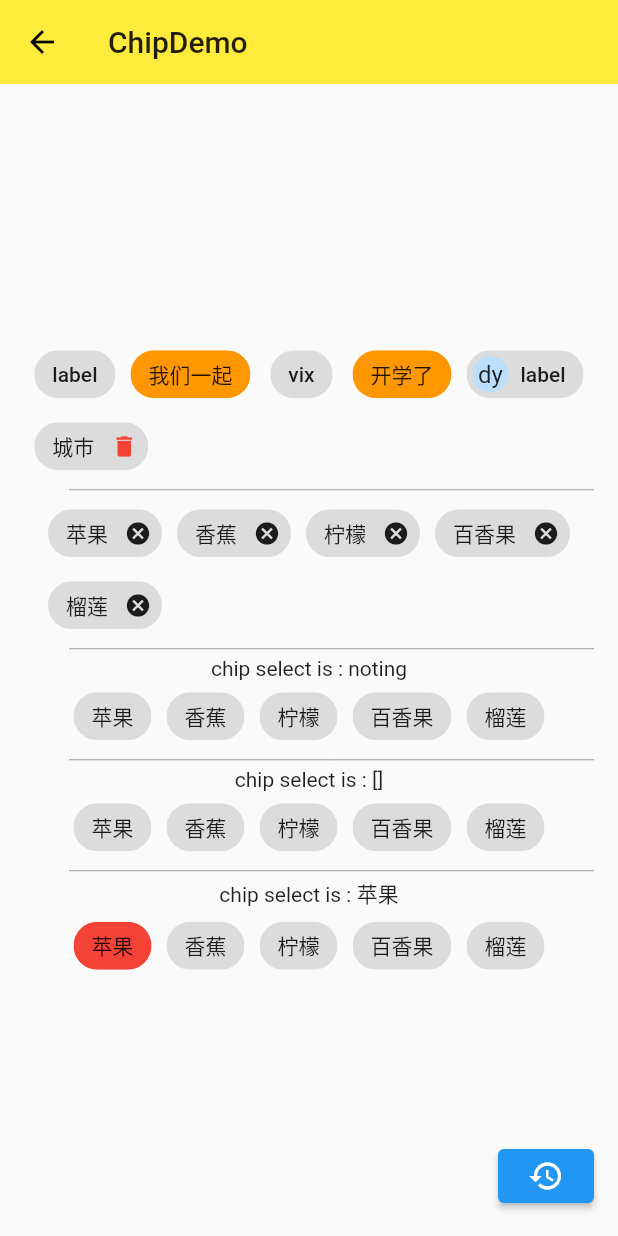
After one commit to VixHi/dy_flutter, a Flutter app: the screen it shows after launch, after a tap on "DYChipDemo", on a phone screen of 412 x 824 dp. The commit adds this screen. Run offline on Flutter 3.47's test engine with Material 2 defaults, Android fonts, the phone set to English and light mode, and no system bars; missing offline and left inert: dart:ffi.

Commit message:
chip 小组件练习

```diff
--- /dev/null
+++ b/lib/view/dy_chip_demo.dart
@@ -0,0 +1,165 @@
+import 'package:flutter/material.dart';
+
+class DYChipDemo extends StatefulWidget {
+  @override
+  _DYChipDemoState createState() => _DYChipDemoState();
+}
+
+class _DYChipDemoState extends State<DYChipDemo> {
+  List<String> chips = ['苹果', '香蕉', '柠檬', '百香果', '榴莲'];
+  String selectChip = 'noting';
+  List<String> filterChips = [];
+  String choiceChip = '苹果';
+  @override
+  Widget build(BuildContext context) {
+    return Scaffold(
+      appBar: AppBar(
+        title: Text('ChipDemo'),
+        elevation: 0.0,
+      ),
+      body: Container(
+        padding: EdgeInsets.all(16),
+        child: Column(
+          mainAxisAlignment: MainAxisAlignment.center,
+          children: [
+            Wrap(
+              //  mainAxisAlignment: MainAxisAlignment.center,
+              spacing: 10,
+              runSpacing: 0,
+              children: [
+                Chip(
+                  label: Text('label'),
+                ),
+                Chip(
+                  label: Text('我们一起'),
+                  backgroundColor: Colors.orange,
+                ),
+                Chip(
+                  label: Text('vix'),
+                ),
+                Chip(
+                  label: Text('开学了'),
+                  backgroundColor: Colors.orange,
+                ),
+                Chip(
+                  label: Text('label'),
+                  //  avatar: Text(
+                  //    'dy' ,
+                  //    style: TextStyle(backgroundColor: Colors.grey)
+                  //   ),
+                  avatar: CircleAvatar(
+                    child: Text('dy'),
+                  ),
+                ),
+                Chip(
+                  label: Text("城市"),
+                  onDeleted: () {},
+                  deleteIcon: Icon(Icons.delete),
+                  deleteIconColor: Colors.red,
+                  deleteButtonTooltipMessage: 'Remove this tag',
+                ),
+              ],
+            ),
+            Divider(
+              color: Colors.grey,
+              height: 10,
+              indent: 30,
+            ),
+            Wrap(
+              spacing: 10,
+              children: chips.map((String item) {
+                return Chip(
+                  label: Text(item),
+                  onDeleted: () {
+                    setState(() {
+                      chips.remove(item);
+                    });
+                  },
+                );
+              }).toList(),
+            ),
+            Divider(
+              color: Colors.grey,
+              height: 10,
+              indent: 30,
+            ),
+            Text('chip select is : $selectChip'),
+            Wrap(
+              spacing: 10,
+              children: chips.map((String item) {
+                return ActionChip(
+                  label: Text(item),
+                  onPressed: () {
+                    setState(() {
+                      selectChip = item;
+                    });
+                  },
+                  // onDeleted: () {
+                  //   setState(() {
+                  //     chips.remove(item);
+                  //   });
+                  // },
+                );
+              }).toList(),
+            ),
+            Divider(
+              color: Colors.grey,
+              height: 10,
+              indent: 30,
+            ),
+            Text('chip select is : ${filterChips.toString()}'),
+            Wrap(
+              spacing: 10,
+              children: chips.map((String item) {
+                return FilterChip(
+                  label: Text(item),
+                  selected: filterChips.contains(item),
+                  onSelected: (isSelect) {
+                    setState(() {
+                      if (filterChips.contains(item)) {
+                        filterChips.remove(item);
+                      } else {
+                        filterChips.add(item);
+                      }
+                    });
+                  },
+                );
+              }).toList(),
+            ),
+            Divider(
+              color: Colors.grey,
+              height: 10,
+              indent: 30,
+            ),
+            Text('chip select is : $choiceChip'),
+            Wrap(
+              spacing: 10,
+              children: chips.map((String item) {
+                return ChoiceChip(
+                  selectedColor: Colors.red,
+                  label: Text(item),
+                  selected: choiceChip == item,
+                  onSelected: (isSelect) {
+                    setState(() {
+                      choiceChip = item;
+                    });
+                  },
+                );
+              }).toList(),
+            ),
+          ],
+        ),
+      ),
+      floatingActionButton: ElevatedButton(
+        child: Icon(Icons.restore),
+        onPressed: () {
+          setState(() {
+            chips = ['苹果', '香蕉', '柠檬', '百香果', '榴莲'];
+            filterChips = [];
+            choiceChip = '苹果';
+          });
+        },
+      ),
+    );
+  }
+}
--- a/lib/view/dy_materal_components.dart
+++ b/lib/view/dy_materal_components.dart
@@ -13,6 +13,7 @@ import '../view/dy_slider_demo.dart';
 import '../view/dy_datetime_demo.dart';
 import '../view/dy_simple_dialog_demo.dart';
 import '../view/dy_bottom_sheet_demo.dart';
+import '../view/dy_chip_demo.dart';
 
 class DYMateralComponents extends StatelessWidget {
   @override
@@ -24,6 +25,7 @@ class DYMateralComponents extends StatelessWidget {
       ),
       body: ListView(
         children: [
+          DYListItem(title: 'DYChipDemo', page: DYChipDemo()),
           DYListItem(title: 'ExpansionPanelDemo', page: DYExpansionPanelDemo()),
           DYListItem(title: 'SnackBar', page: DYSnackBarDemo()),
           DYListItem(title: 'BottomSheet', page: DYBottomSheetDemo()),
```
